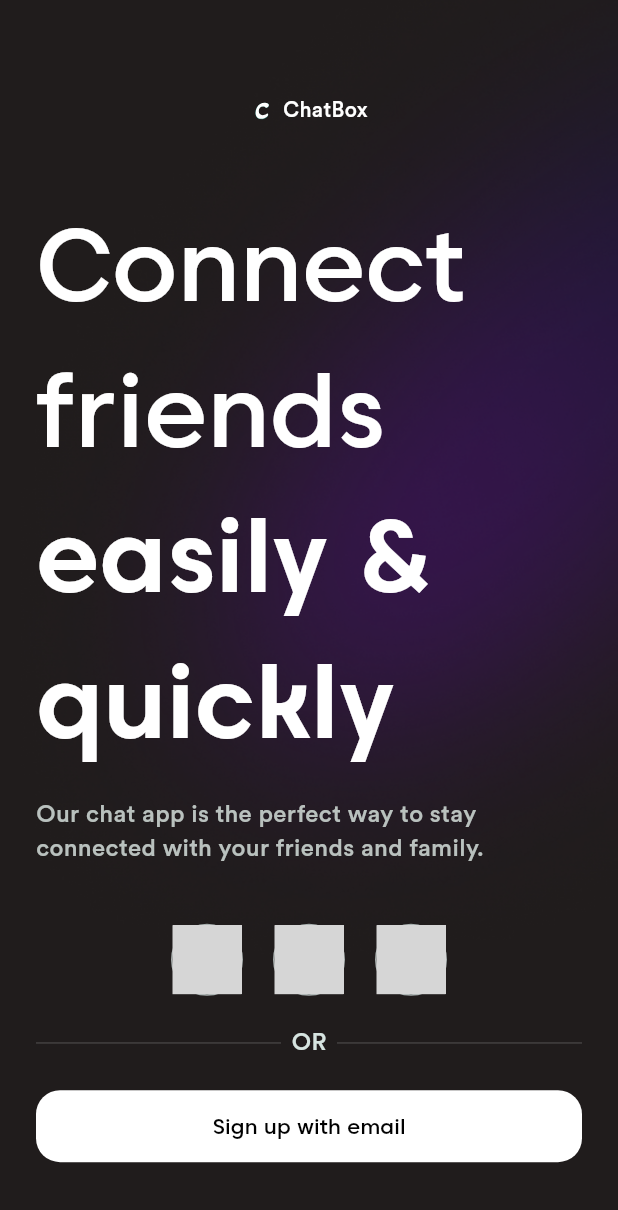
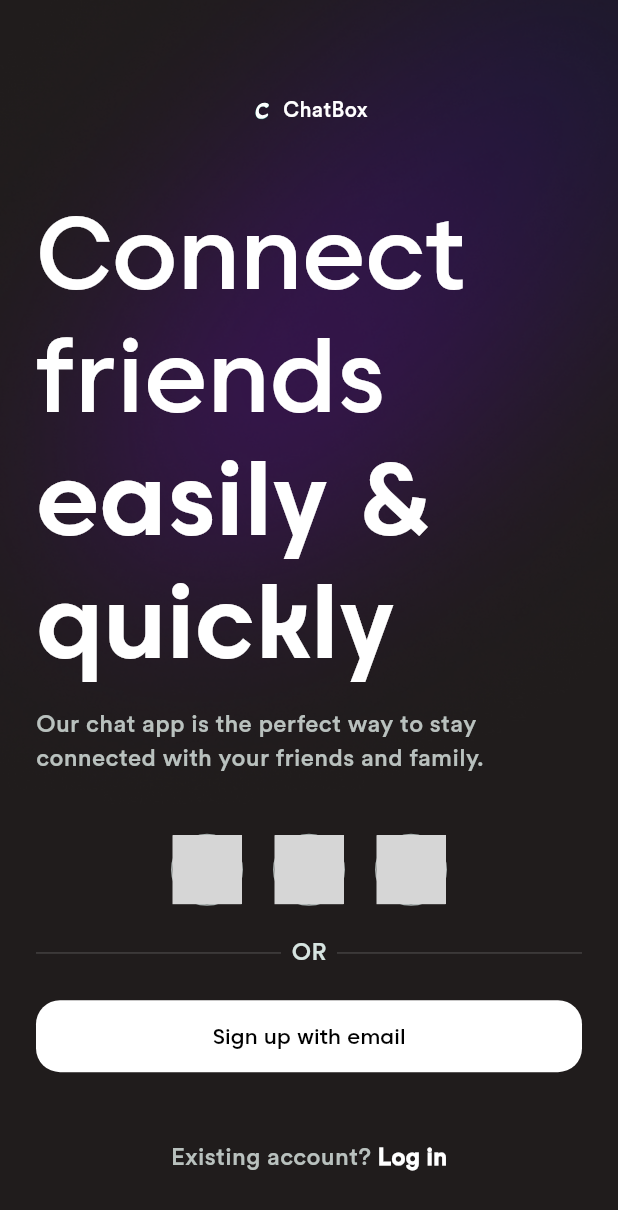
Before and after one commit to RodrigoUchoa001/chat-app, a Flutter app: the screen it shows after launch, on a phone screen of 412 x 824 dp. Shown: the top 1210 px of the screen. Run offline on Flutter 3.47's test engine with Material 3 defaults, Android fonts, the phone set to English and light mode, and no system bars; our stand-ins replace cloud_firestore, firebase_auth, firebase_core, flutter_riverpod, flutter_svg, go_router and 2 more; accounts and stored records are empty; generated files the repository leaves out were written again; grey boxes are pictures that could not be loaded.

Commit message:
fixed dimensions and positions on onboarding screen

```diff
--- a/lib/features/onboarding/presentation/onboarding_screen.dart
+++ b/lib/features/onboarding/presentation/onboarding_screen.dart
@@ -21,8 +21,8 @@ class _OnboardingScreenState extends ConsumerState<OnboardingScreen> {
         child: Stack(
           children: [
             Positioned(
-              top: -100,
-              left: 0,
+              top: -200,
+              left: -100,
               child: Image(
                 image: AssetImage('assets/background/elipse.png'),
               ),
@@ -57,6 +57,7 @@ class _OnboardingScreenState extends ConsumerState<OnboardingScreen> {
                     style: TextStyle(
                       color: Colors.white,
                       fontSize: 68,
+                      height: 1.2,
                       fontFamily: FontFamily.caros,
                     ),
                   ),
@@ -65,6 +66,7 @@ class _OnboardingScreenState extends ConsumerState<OnboardingScreen> {
                     style: TextStyle(
                       color: Colors.white,
                       fontSize: 68,
+                      height: 1.2,
                       fontFamily: FontFamily.caros,
                       fontWeight: FontWeight.bold,
                     ),
```
